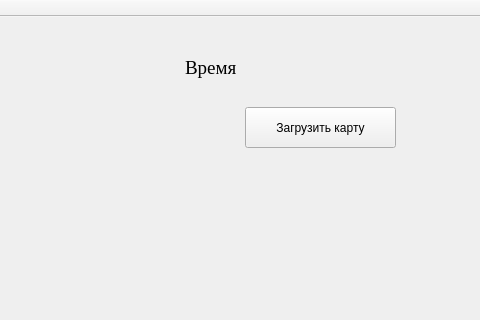
LukinDaniil/PractikaLeto2019, file simulation.ui: the form before one commit; both pictures show x 665 to 1145 and y 0 to 320 of the 1145 by 747 pixel window.
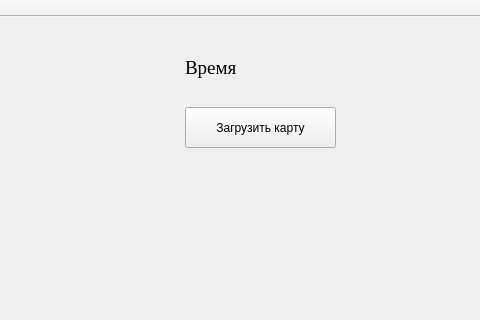
The form after the commit. Custom widgets are drawn as their Qt base class.

```diff
--- a/simulation.ui
+++ b/simulation.ui
@@ -49,7 +49,7 @@
    <widget class="QPushButton" name="loadMapButton">
     <property name="geometry">
      <rect>
-      <x>910</x>
+      <x>850</x>
       <y>90</y>
       <width>151</width>
       <height>41</height>
```
Left out of the diff: 2 changed lines with no effect on the pictures.
